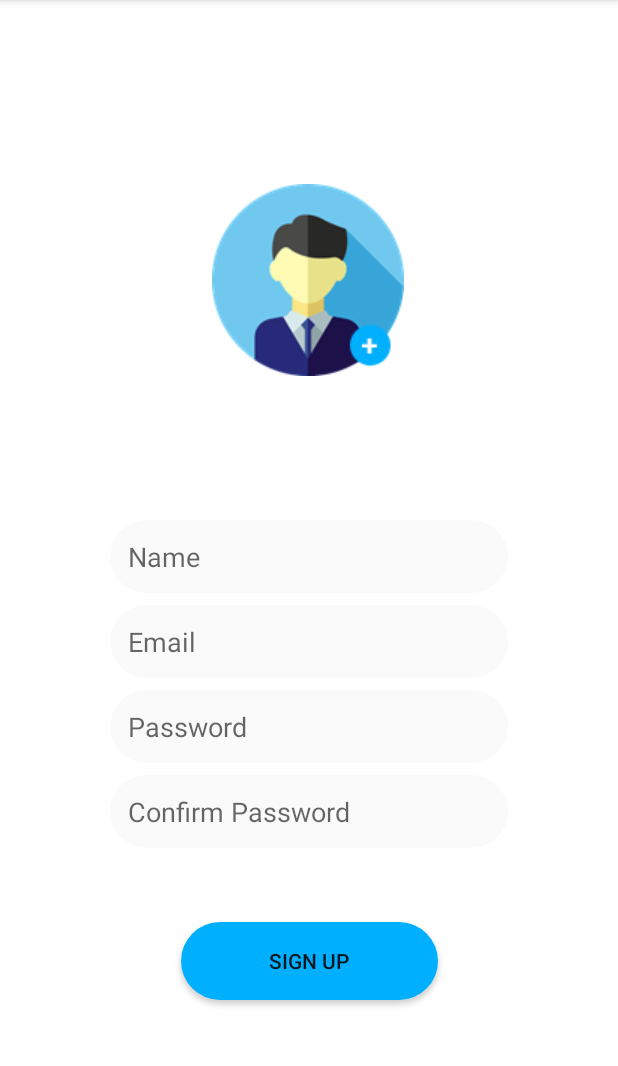
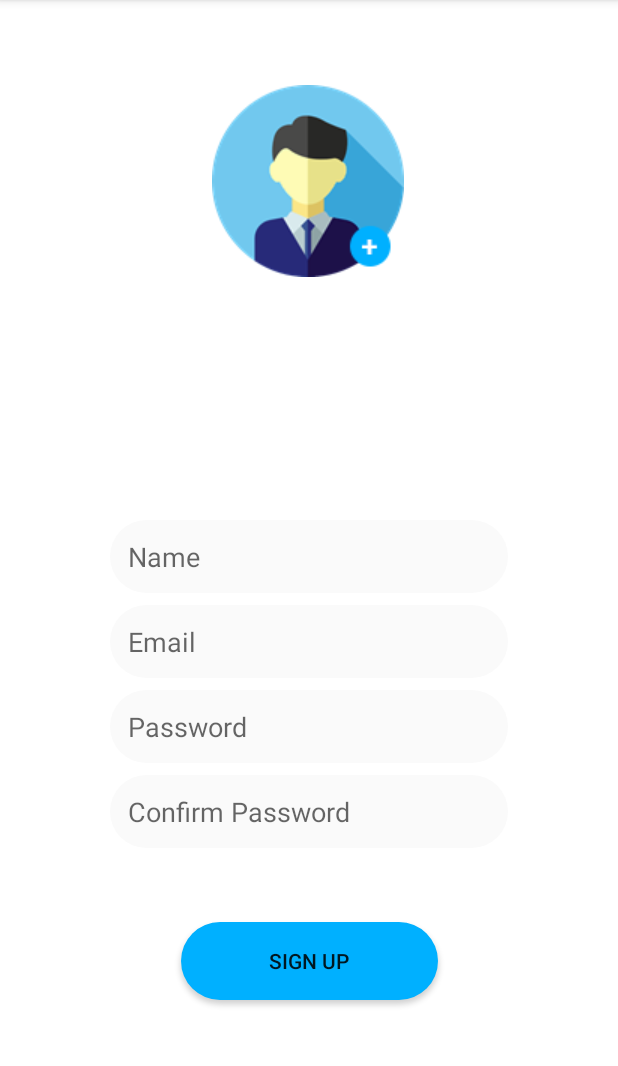
Before and after one commit to blackishdeveloper/TipstricksTech, an Android app: the screen it shows after launch (RegisterActivity), on a phone screen of 412 x 824 dp, the part 84-1150 px from its top. Run offline under Robolectric (Android 15) with nearby library versions, the phone set to English and light mode, and no system bars.

Commit message:
another code

```diff
--- a/app/build.gradle
+++ b/app/build.gradle
@@ -5,7 +5,7 @@ android {
     buildToolsVersion "29.0.0"
     defaultConfig {
         applicationId "com.playapplication.tipstrickstech"
-        minSdkVersion 16
+        minSdkVersion var
         targetSdkVersion 28
         versionCode 1
         versionName "1.0"
--- a/app/src/main/AndroidManifest.xml
+++ b/app/src/main/AndroidManifest.xml
@@ -1,5 +1,6 @@
 <?xml version="1.0" encoding="utf-8"?>
 <manifest xmlns:android="http://schemas.android.com/apk/res/android"
+    xmlns:tools="http://schemas.android.com/tools"
     package="com.playapplication.tipstrickstech">
 
     <uses-permission android:name="android.permission.READ_EXTERNAL_STORAGE"/>
@@ -10,7 +11,8 @@
         android:label="@string/app_name"
         android:roundIcon="@mipmap/ic_launcher_round"
         android:supportsRtl="true"
-        android:theme="@style/AppTheme">
+        android:theme="@style/AppTheme"
+        tools:ignore="AllowBackup,GoogleAppIndexingWarning">
         <activity android:name=".Activities.RegisterActivity">
             <intent-filter>
                 <action android:name="android.intent.action.MAIN" />
--- a/app/src/main/java/com/playapplication/tipstrickstech/Activities/RegisterActivity.java
+++ b/app/src/main/java/com/playapplication/tipstrickstech/Activities/RegisterActivity.java
@@ -1,7 +1,6 @@
 package com.playapplication.tipstrickstech.Activities;
 
 import android.Manifest;
-import android.content.Context;
 import android.content.Intent;
 import android.content.pm.PackageManager;
 import android.net.Uri;
--- a/app/src/main/res/layout/activity_register.xml
+++ b/app/src/main/res/layout/activity_register.xml
@@ -4,7 +4,7 @@
     xmlns:tools="http://schemas.android.com/tools"
     android:layout_width="match_parent"
     android:layout_height="match_parent"
-    tools:context=".Activities.RegisterActivity"
+    tools:context=".Activities.Register$Activity"
     android:background="#ffffff">
 
     <ImageView
@@ -13,25 +13,23 @@
         android:layout_width="wrap_content"
         android:layout_height="wrap_content"
         android:layout_marginStart="8dp"
-        android:layout_marginLeft="8dp"
         android:layout_marginTop="44dp"
         android:layout_marginEnd="8dp"
-        android:layout_marginRight="8dp"
+        android:contentDescription="TODO"
         android:src="@drawable/userphoto"
         app:layout_constraintBottom_toTopOf="@+id/guideline"
         app:layout_constraintEnd_toEndOf="parent"
         app:layout_constraintHorizontal_bias="0.498"
         app:layout_constraintStart_toStartOf="parent"
         app:layout_constraintTop_toTopOf="parent"
-        app:layout_constraintVertical_bias="0.613"
-        android:contentDescription="TODO" />
+        app:layout_constraintVertical_bias="0.1" />
 
     <android.support.constraint.Guideline
         android:id="@+id/guideline"
         android:layout_width="wrap_content"
         android:layout_height="wrap_content"
         android:orientation="horizontal"
-        app:layout_constraintGuide_begin="301dp" />
+        app:layout_constraintGuide_begin="298dp" />
 
     <EditText
         android:hint="Name"
--- a/build.gradle
+++ b/build.gradle
@@ -1,4 +1,6 @@
-// Top-level build file where you can add configuration options common to all sub-projects/modules.
+ext {
+    var = 23
+}// Top-level build file where you can add configuration options common to all sub-projects/modules.
 
 buildscript {
     repositories {
```
